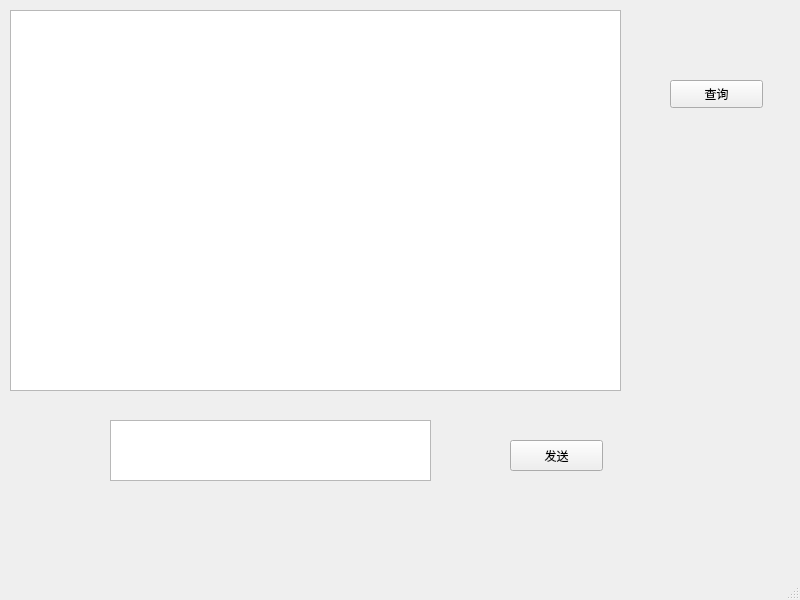
This is mainwindow.ui in kishizi/LLM-log-management-system as Qt 5 draws it before an edit. The edited form follows.
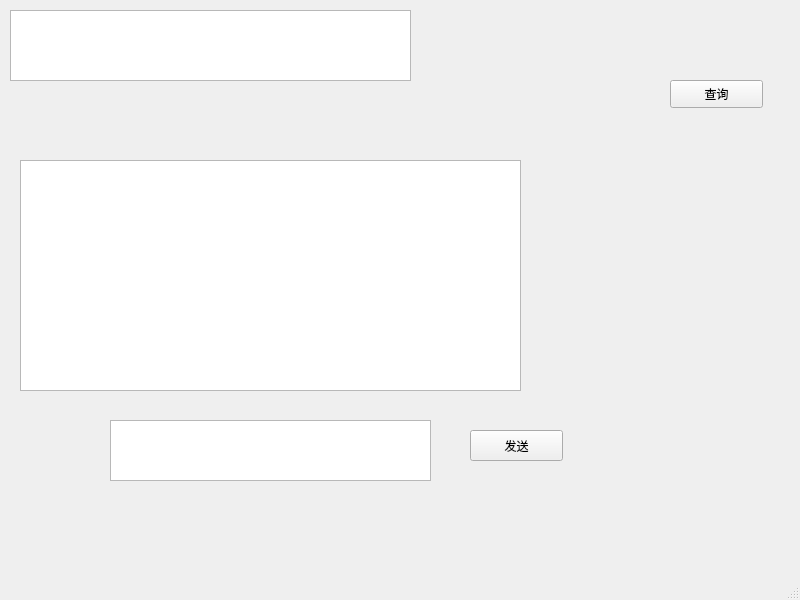
This is the edited form.

Commit message: 第二次提交，文本写入ui界面

```diff
--- a/mainwindow.ui
+++ b/mainwindow.ui
@@ -27,8 +27,8 @@
    <widget class="QPushButton" name="pushButton">
     <property name="geometry">
      <rect>
-      <x>510</x>
-      <y>440</y>
+      <x>470</x>
+      <y>430</y>
       <width>93</width>
       <height>31</height>
      </rect>
@@ -42,8 +42,8 @@
      <rect>
       <x>10</x>
       <y>10</y>
-      <width>611</width>
-      <height>381</height>
+      <width>401</width>
+      <height>71</height>
      </rect>
     </property>
    </widget>
@@ -60,6 +60,16 @@
      <string>查询</string>
     </property>
    </widget>
+   <widget class="QTextEdit" name="Tx">
+    <property name="geometry">
+     <rect>
+      <x>20</x>
+      <y>160</y>
+      <width>501</width>
+      <height>231</height>
+     </rect>
+    </property>
+   </widget>
   </widget>
   <widget class="QMenuBar" name="menubar">
    <property name="geometry">
```
Left out of the diff: 4 changed lines with no effect on the pictures. The commit also changes 5 other files.
